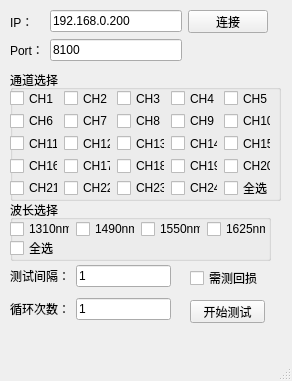
Above: UI/main.ui from lidingke/MAP200 before the change. Below: the same form after it.
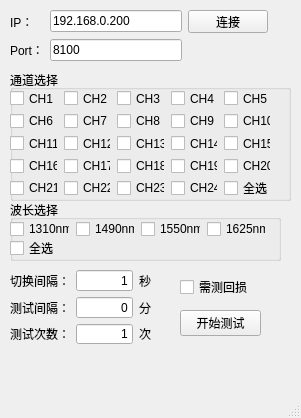
That is the form after the change.

Commit message: add switch time

Diff of the .ui file:
```diff
--- a/UI/main.ui
+++ b/UI/main.ui
@@ -6,8 +6,8 @@
    <rect>
     <x>0</x>
     <y>0</y>
-    <width>292</width>
-    <height>381</height>
+    <width>301</width>
+    <height>418</height>
    </rect>
   </property>
   <property name="windowTitle">
@@ -19,10 +19,16 @@
      <rect>
       <x>10</x>
       <y>70</y>
-      <width>271</width>
+      <width>281</width>
       <height>131</height>
      </rect>
     </property>
+    <property name="minimumSize">
+     <size>
+      <width>280</width>
+      <height>110</height>
+     </size>
+    </property>
     <property name="title">
      <string>通道选择</string>
     </property>
@@ -219,7 +225,7 @@
      <rect>
       <x>10</x>
       <y>200</y>
-      <width>261</width>
+      <width>271</width>
       <height>61</height>
      </rect>
     </property>
@@ -282,19 +288,6 @@
     <zorder>layoutWidget</zorder>
     <zorder>selectAllWave</zorder>
    </widget>
-   <widget class="QPushButton" name="save">
-    <property name="geometry">
-     <rect>
-      <x>190</x>
-      <y>300</y>
-      <width>75</width>
-      <height>23</height>
-     </rect>
-    </property>
-    <property name="text">
-     <string>开始测试</string>
-    </property>
-   </widget>
    <widget class="QWidget" name="layoutWidget">
     <property name="geometry">
      <rect>
@@ -342,59 +335,116 @@
      </item>
     </layout>
    </widget>
-   <widget class="QWidget" name="layoutWidget">
+   <widget class="QWidget" name="">
     <property name="geometry">
      <rect>
-      <x>10</x>
-      <y>260</y>
-      <width>161</width>
-      <height>66</height>
+      <x>180</x>
+      <y>270</y>
+      <width>81</width>
+      <height>73</height>
      </rect>
     </property>
     <layout class="QGridLayout" name="gridLayout_4">
      <item row="0" column="0">
+      <widget class="QCheckBox" name="returnLossCheck">
+       <property name="text">
+        <string>需测回损</string>
+       </property>
+      </widget>
+     </item>
+     <item row="1" column="0">
+      <widget class="QPushButton" name="save">
+       <property name="text">
+        <string>开始测试</string>
+       </property>
+      </widget>
+     </item>
+    </layout>
+   </widget>
+   <widget class="QWidget" name="">
+    <property name="geometry">
+     <rect>
+      <x>10</x>
+      <y>270</y>
+      <width>141</width>
+      <height>74</height>
+     </rect>
+    </property>
+    <layout class="QGridLayout" name="gridLayout_3">
+     <item row="0" column="0">
       <widget class="QLabel" name="label_3">
        <property name="text">
-        <string>测试间隔：</string>
+        <string>切换间隔：</string>
        </property>
       </widget>
      </item>
-     <item row="1" column="0">
+     <item row="0" column="1" alignment="Qt::AlignRight">
+      <widget class="QLineEdit" name="switchStep">
+       <property name="text">
+        <string>1</string>
+       </property>
+       <property name="alignment">
+        <set>Qt::AlignRight|Qt::AlignTrailing|Qt::AlignVCenter</set>
+       </property>
+      </widget>
+     </item>
+     <item row="0" column="2">
       <widget class="QLabel" name="label_4">
        <property name="text">
-        <string>循环次数：</string>
+        <string>秒</string>
+       </property>
+      </widget>
+     </item>
+     <item row="1" column="0">
+      <widget class="QLabel" name="label_5">
+       <property name="text">
+        <string>测试间隔：</string>
        </property>
       </widget>
      </item>
      <item row="1" column="1">
-      <widget class="QLineEdit" name="loopTime">
+      <widget class="QLineEdit" name="testStep">
        <property name="text">
-        <string>1</string>
+        <string>0</string>
        </property>
+       <property name="alignment">
+        <set>Qt::AlignRight|Qt::AlignTrailing|Qt::AlignVCenter</set>
+       </property>
       </widget>
      </item>
-     <item row="0" column="1">
-      <widget class="QLineEdit" name="timeStep">
+     <item row="1" column="2">
+      <widget class="QLabel" name="label_7">
        <property name="text">
+        <string>分</string>
+       </property>
+      </widget>
+     </item>
+     <item row="2" column="0">
+      <widget class="QLabel" name="label_6">
+       <property name="text">
+        <string>测试次数：</string>
+       </property>
+      </widget>
+     </item>
+     <item row="2" column="1">
+      <widget class="QLineEdit" name="testTime">
+       <property name="text">
         <string>1</string>
+       </property>
+       <property name="alignment">
+        <set>Qt::AlignRight|Qt::AlignTrailing|Qt::AlignVCenter</set>
+       </property>
+      </widget>
+     </item>
+     <item row="2" column="2">
+      <widget class="QLabel" name="label_8">
+       <property name="text">
+        <string>次</string>
        </property>
       </widget>
      </item>
     </layout>
    </widget>
-   <widget class="QCheckBox" name="returnLossCheck">
-    <property name="geometry">
-     <rect>
-      <x>190</x>
-      <y>270</y>
-      <width>71</width>
-      <height>16</height>
-     </rect>
-    </property>
-    <property name="text">
-     <string>需测回损</string>
-    </property>
-   </widget>
   </widget>
   <widget class="QMenuBar" name="menubar">
    <property name="geometry">
```
Left out of the diff: 2 changed lines with no effect on the pictures. The commit also changes 4 other files.
